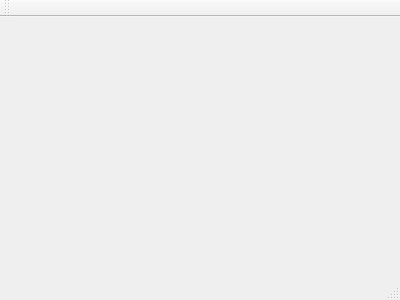
First picture: the form in rpicarclient.ui, repository rejamen/RPiCarClient, before the edit.
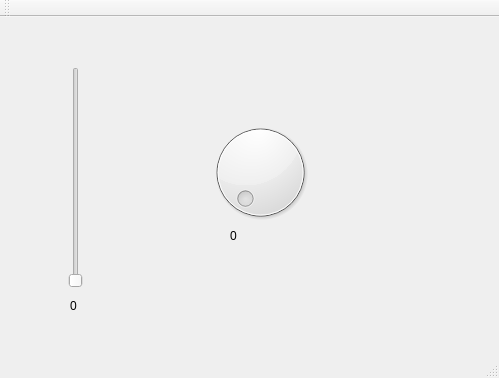
Second picture: the form after the edit.

Commit message: Agregados componentes UI

```diff
--- a/rpicarclient.ui
+++ b/rpicarclient.ui
@@ -1,24 +1,89 @@
 <ui version="4.0">
  <class>RPiCarClient</class>
- <widget class="QMainWindow" name="RPiCarClient" >
-  <property name="geometry" >
+ <widget class="QMainWindow" name="RPiCarClient">
+  <property name="geometry">
    <rect>
     <x>0</x>
     <y>0</y>
-    <width>400</width>
-    <height>300</height>
+    <width>499</width>
+    <height>378</height>
    </rect>
   </property>
   <property name="windowTitle" >
    <string>RPiCarClient</string>
   </property>
-  <widget class="QMenuBar" name="menuBar" />
-  <widget class="QToolBar" name="mainToolBar" />
-  <widget class="QWidget" name="centralWidget" />
-  <widget class="QStatusBar" name="statusBar" />
+  <widget class="QWidget" name="centralWidget">
+   <widget class="QSlider" name="speedSlider">
+    <property name="geometry">
+     <rect>
+      <x>50</x>
+      <y>50</y>
+      <width>51</width>
+      <height>221</height>
+     </rect>
+    </property>
+    <property name="orientation">
+     <enum>Qt::Vertical</enum>
+    </property>
+   </widget>
+   <widget class="QDial" name="angleDial">
+    <property name="geometry">
+     <rect>
+      <x>200</x>
+      <y>100</y>
+      <width>121</width>
+      <height>111</height>
+     </rect>
+    </property>
+   </widget>
+   <widget class="QLabel" name="speedLabel">
+    <property name="geometry">
+     <rect>
+      <x>70</x>
+      <y>280</y>
+      <width>67</width>
+      <height>17</height>
+     </rect>
+    </property>
+    <property name="text">
+     <string>0</string>
+    </property>
+   </widget>
+   <widget class="QLabel" name="angleLabel">
+    <property name="geometry">
+     <rect>
+      <x>230</x>
+      <y>210</y>
+      <width>67</width>
+      <height>17</height>
+     </rect>
+    </property>
+    <property name="text">
+     <string>0</string>
+    </property>
+   </widget>
+  </widget>
+  <widget class="QMenuBar" name="menuBar">
+   <property name="geometry">
+    <rect>
+     <x>0</x>
+     <y>0</y>
+     <width>499</width>
+     <height>25</height>
+    </rect>
+   </property>
+  </widget>
+  <widget class="QToolBar" name="mainToolBar">
+   <attribute name="toolBarArea">
+    <enum>TopToolBarArea</enum>
+   </attribute>
+   <attribute name="toolBarBreak">
+    <bool>false</bool>
+   </attribute>
+  </widget>
+  <widget class="QStatusBar" name="statusBar"/>
  </widget>
- <layoutDefault spacing="6" margin="11" />
- <pixmapfunction></pixmapfunction>
+ <layoutdefault spacing="6" margin="11"/>
  <resources/>
  <connections/>
 </ui>
```
Left out of the diff: 3 changed lines with no effect on the pictures. The commit also changes 2 other files.
